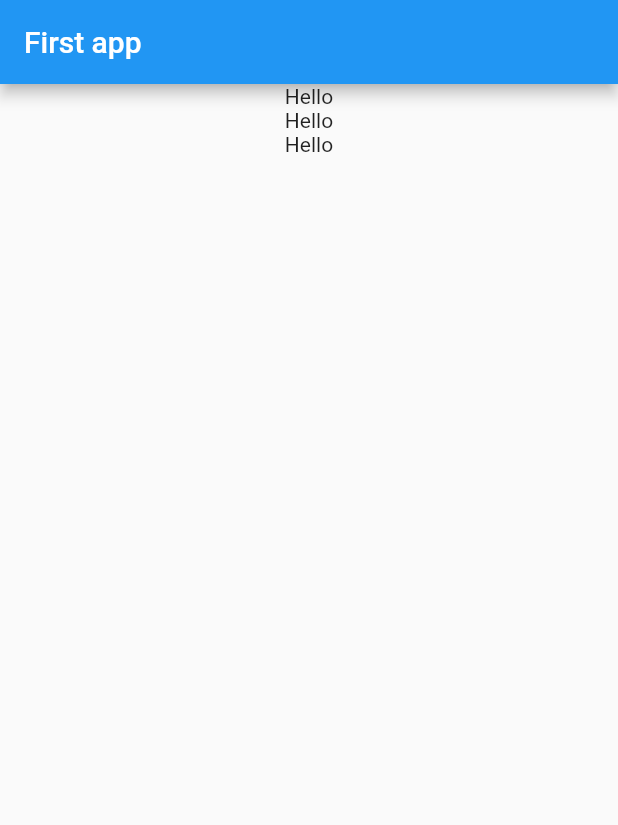
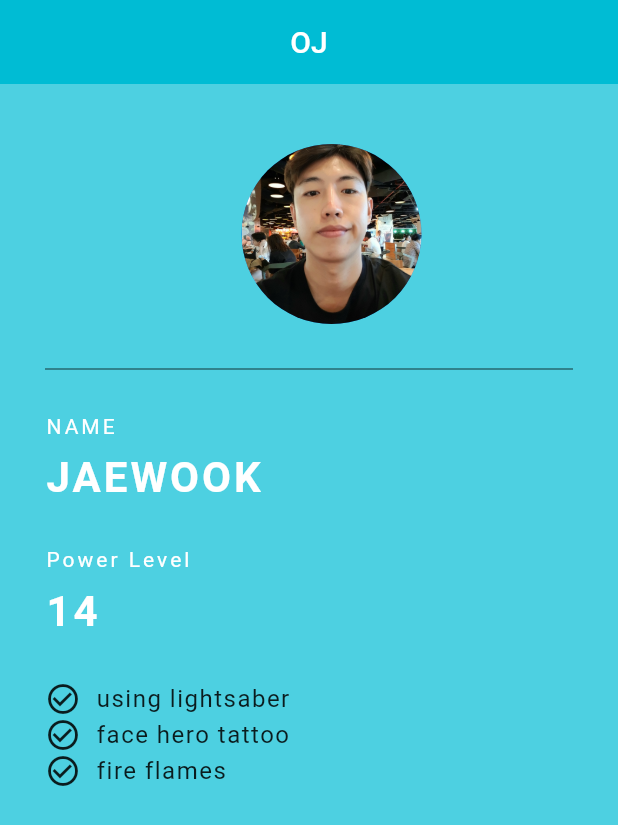
Before and after one commit to jewook123/flutter, a Flutter app: the screen it shows after launch, on a phone screen of 412 x 824 dp. Shown: the top 825 px of the screen. Run offline on Flutter 3.47's test engine with Material 2 defaults, Android fonts, the phone set to English and light mode, and no system bars.

Commit message:
Create harator page

```diff
--- a/lib/main.dart
+++ b/lib/main.dart
@@ -3,35 +3,127 @@ import 'package:flutter/material.dart';
 void main() => runApp(MyApp());
 
 class MyApp extends StatelessWidget {
-
   @override
   Widget build(BuildContext context) {
     return MaterialApp(
-      title: 'OHJAEWOOK',   // 앱을 총칭하는 이름
-      theme: ThemeData(
-        primarySwatch: Colors.blue
-      ),
-      home: MyHomePage(),
+      title: 'Charactor card',
+      home: Grade(),
+      debugShowCheckedModeBanner: false,
     );
   }
 }
 
-class MyHomePage extends StatelessWidget {
-
+class Grade extends StatelessWidget {
   @override
   Widget build(BuildContext context) {
-    return Scaffold(  // 무언가를 혼자해낼수 있도록 발판을 마련해주다 , 도화지
-      appBar: AppBar(
-        title: Text('First app'),  // 앱바에 표시될 이름
-      ),
-      body: Center(
-        child: Column(
-          children: [
-            Text('Hello'),
-            Text('Hello'),
-            Text('Hello')
+    return Scaffold(
+        backgroundColor: Colors.cyan[300],
+        appBar: AppBar(
+          title: Text('OJ'),
+          centerTitle: true,
+          backgroundColor: Colors.cyan[500],
+          elevation: 0,
+        ),
+        body: const Padding(
+          padding: EdgeInsets.fromLTRB(30.0, 40.0, 0.0, 0.0),
+          child:
+              Column(crossAxisAlignment: CrossAxisAlignment.start, children: [
+                Center(
+                  child: CircleAvatar(
+                    backgroundImage: AssetImage('assets/profile.jpg'),
+                    radius: 60.0,
+                  ),
+                ),
+            Divider(
+              height: 60.0,
+              color: Colors.black,
+              thickness: 0.5,
+              endIndent: 30.0,
+            ),
+            Text(
+              'NAME',
+              style: TextStyle(
+                color: Colors.white,
+                letterSpacing: 2.0,
+              ),
+            ),
+            SizedBox(
+              height: 10.0,
+            ),
+            Text(
+              'JAEWOOK',
+              style: TextStyle(
+                color: Colors.white,
+                letterSpacing: 2.0,
+                fontSize: 28.0,
+                fontWeight: FontWeight.bold,
+              ),
+            ),
+            SizedBox(
+              height: 30.0,
+            ),
+            Text(
+              'Power Level',
+              style: TextStyle(
+                color: Colors.white,
+                letterSpacing: 2.0,
+              ),
+            ),
+            SizedBox(
+              height: 10.0,
+            ),
+            Text(
+              '14',
+              style: TextStyle(
+                color: Colors.white,
+                letterSpacing: 2.0,
+                fontSize: 28.0,
+                fontWeight: FontWeight.bold,
+              ),
+            ),
+            SizedBox(
+              height: 30.0,
+            ),
+            Row(
+              children: [
+                Icon(Icons.check_circle_outline),
+                SizedBox(
+                  width: 10.0,
+                ),
+                Text('using lightsaber',
+                style: TextStyle(
+                  fontSize: 16.0,
+                  letterSpacing: 1.0,
+                ),
+                )
+              ],),
+              Row(
+              children: [
+                Icon(Icons.check_circle_outline),
+                SizedBox(
+                  width: 10.0,
+                ),
+                Text('face hero tattoo',
+                style: TextStyle(
+                  fontSize: 16.0,
+                  letterSpacing: 1.0,
+                ),
+                )
+              ],),
+              Row(
+              children: [
+                Icon(Icons.check_circle_outline),
+                SizedBox(
+                  width: 10.0,
+                ),
+                Text('fire flames',
+                style: TextStyle(
+                  fontSize: 16.0,
+                  letterSpacing: 1.0,
+                ),
+                )
+              ],)
           ]),
-      ),
-    );
+        ));
   }
 }
--- a/pubspec.yaml
+++ b/pubspec.yaml
@@ -59,9 +59,8 @@ flutter:
   uses-material-design: true
 
   # To add assets to your application, add an assets section, like this:
-  # assets:
-  #   - images/a_dot_burr.jpeg
-  #   - images/a_dot_ham.jpeg
+  assets:
+    - assets/
 
   # An image asset can refer to one or more resolution-specific "variants", see
   # https://flutter.dev/assets-and-images/#resolution-aware
```
Also changed, not shown: assets/profile.jpg (added).
